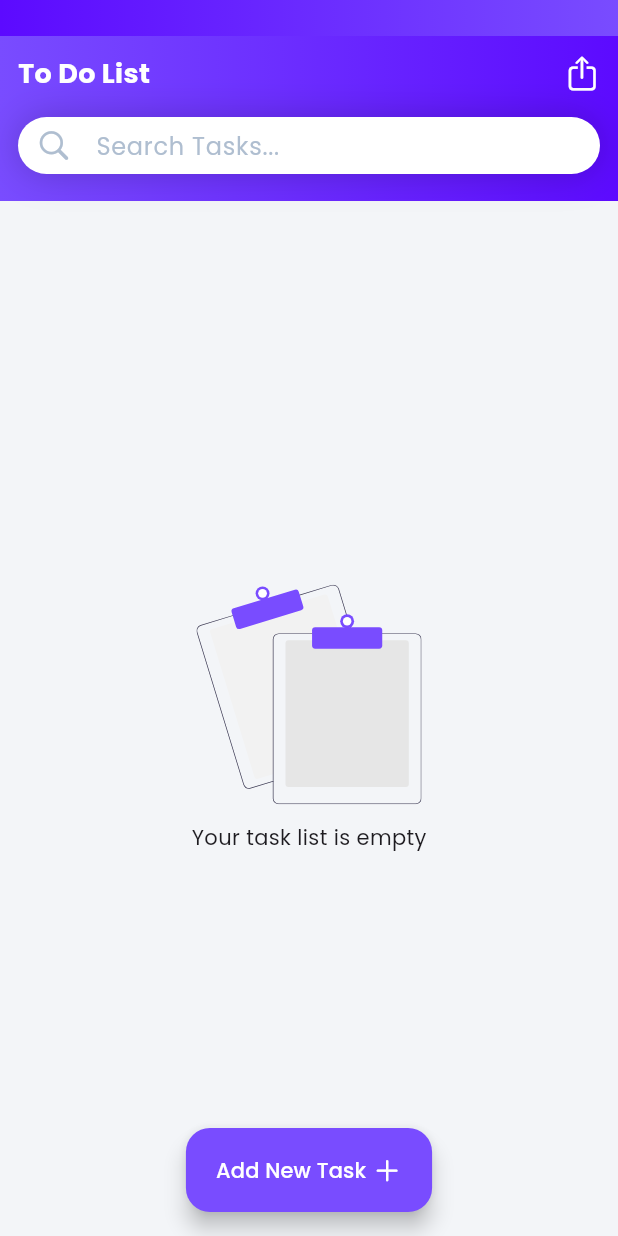
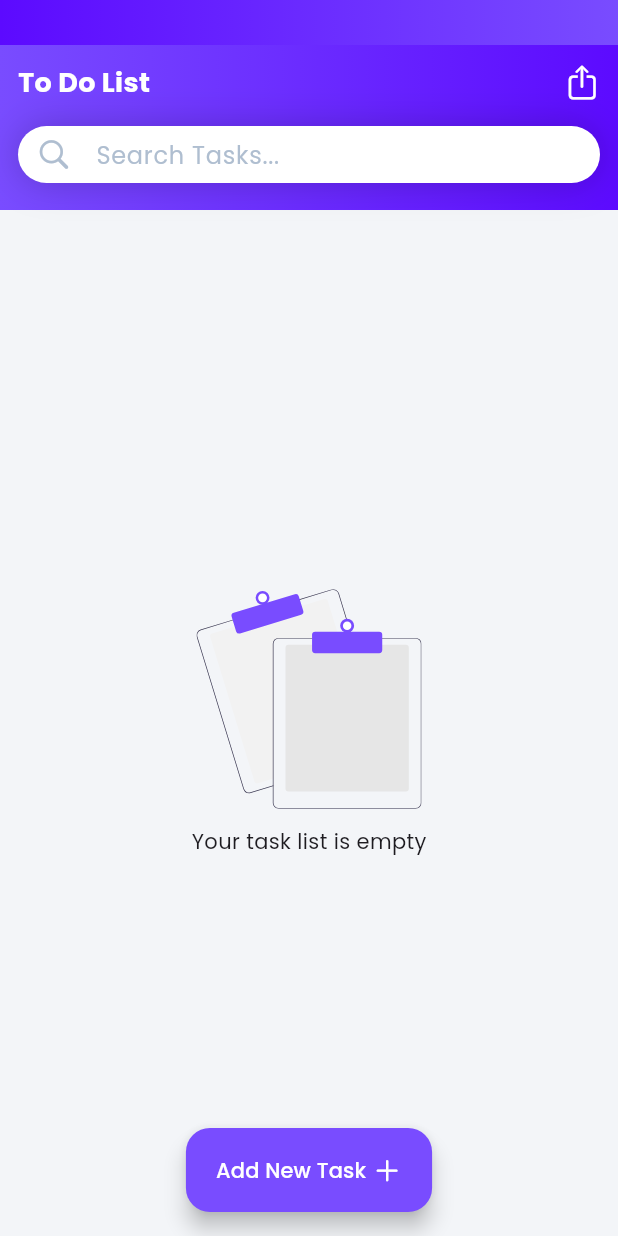
Before and after one commit to AmirhosseinHY/task-list-app, a Flutter app: the screen it shows after launch, on a phone screen of 412 x 824 dp. Run offline on Flutter 3.47's test engine with Material 3 defaults, Android fonts, the phone set to English and light mode, and no system bars; our stand-ins replace flutter_svg, google_fonts, hive_flutter; accounts and stored records are empty.

Commit message:
fix first container size

```diff
--- a/lib/main.dart
+++ b/lib/main.dart
@@ -82,7 +82,7 @@ class HomeScreen extends StatelessWidget {
       body: Column(
         children: [
           Container(
-            height: 24,
+            height: 30,
             decoration: BoxDecoration(
               gradient: LinearGradient(
                 colors: [themeData.colorScheme.secondary, themeData.colorScheme.primary],
```
